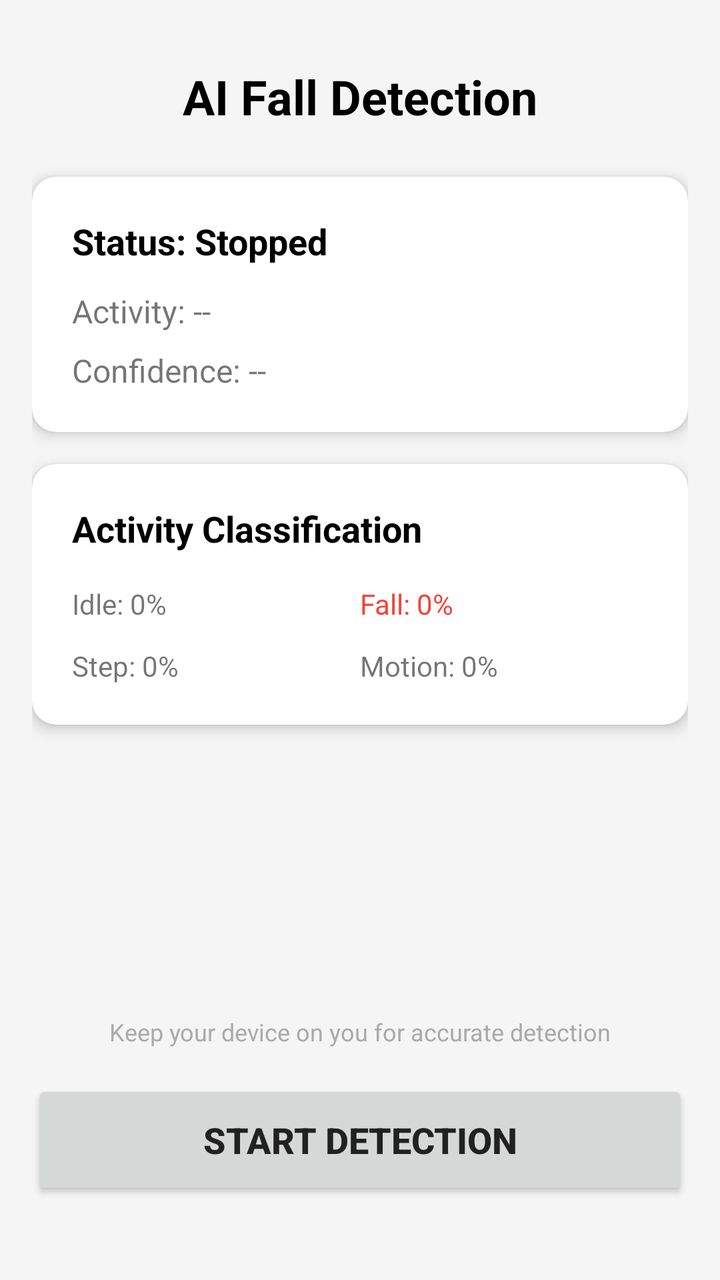
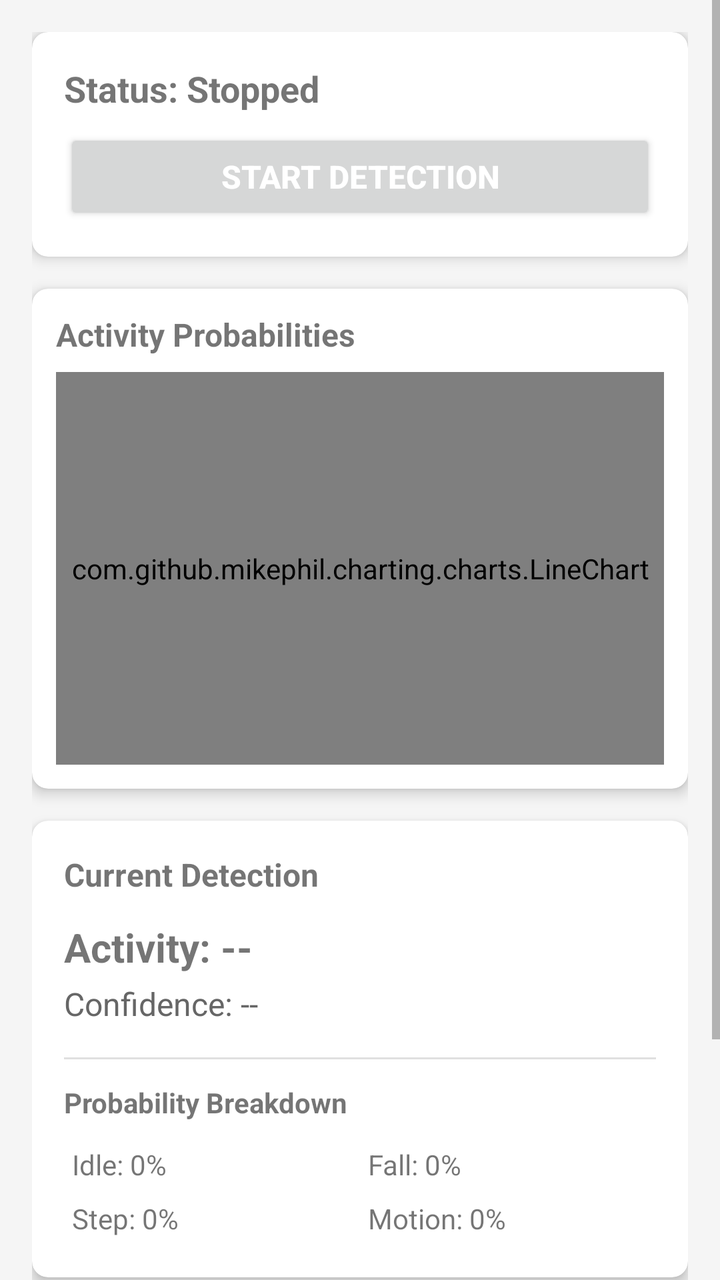

Two renders of the same Android screen: before a commit and after it. Below are the layout's source before the change and the commit's diff.
<!-- AndroidManifest.xml: application theme Theme.Sentinel -->
<!-- res/layout/activity_fall_detection.xml -->
<?xml version="1.0" encoding="utf-8"?>
<androidx.constraintlayout.widget.ConstraintLayout
    xmlns:android="http://schemas.android.com/apk/res/android"
    xmlns:app="http://schemas.android.com/apk/res-auto"
    android:layout_width="match_parent"
    android:layout_height="match_parent"
    android:padding="16dp"
    android:background="#F5F5F5">

    
    <TextView
        android:id="@+id/tv_fall_title"
        android:layout_width="wrap_content"
        android:layout_height="wrap_content"
        android:text="AI Fall Detection"
        android:textSize="24sp"
        android:textStyle="bold"
        android:textColor="@android:color/black"
        app:layout_constraintTop_toTopOf="parent"
        app:layout_constraintStart_toStartOf="parent"
        app:layout_constraintEnd_toEndOf="parent"
        android:layout_marginTop="16dp"/>

    
    <androidx.cardview.widget.CardView
        android:id="@+id/card_fall_status"
        android:layout_width="match_parent"
        android:layout_height="wrap_content"
        android:layout_marginTop="24dp"
        app:cardCornerRadius="12dp"
        app:cardElevation="4dp"
        app:layout_constraintTop_toBottomOf="@id/tv_fall_title">

        <LinearLayout
            android:layout_width="match_parent"
            android:layout_height="wrap_content"
            android:orientation="vertical"
            android:padding="20dp">

            <TextView
                android:id="@+id/tv_fall_status"
                android:layout_width="wrap_content"
                android:layout_height="wrap_content"
                android:text="Status: Stopped"
                android:textSize="18sp"
                android:textStyle="bold"
                android:textColor="@android:color/black"/>

            <TextView
                android:id="@+id/tv_fall_prediction"
                android:layout_width="wrap_content"
                android:layout_height="wrap_content"
                android:text="Activity: --"
                android:textSize="16sp"
                android:layout_marginTop="12dp"/>

            <TextView
                android:id="@+id/tv_fall_confidence"
                android:layout_width="wrap_content"
                android:layout_height="wrap_content"
                android:text="Confidence: --"
                android:textSize="16sp"
                android:layout_marginTop="8dp"/>

        </LinearLayout>

    </androidx.cardview.widget.CardView>

    
    <androidx.cardview.widget.CardView
        android:id="@+id/card_probabilities"
        android:layout_width="match_parent"
        android:layout_height="wrap_content"
        android:layout_marginTop="16dp"
        app:cardCornerRadius="12dp"
        app:cardElevation="4dp"
        app:layout_constraintTop_toBottomOf="@id/card_fall_status">

        <LinearLayout
            android:layout_width="match_parent"
            android:layout_height="wrap_content"
            android:orientation="vertical"
            android:padding="20dp">

            <TextView
                android:layout_width="wrap_content"
                android:layout_height="wrap_content"
                android:text="Activity Classification"
                android:textSize="18sp"
                android:textStyle="bold"
                android:textColor="@android:color/black"/>

            <LinearLayout
                android:layout_width="match_parent"
                android:layout_height="wrap_content"
                android:orientation="horizontal"
                android:layout_marginTop="16dp">

                <TextView
                    android:id="@+id/tv_idle_prob"
                    android:layout_width="0dp"
                    android:layout_height="wrap_content"
                    android:layout_weight="1"
                    android:text="Idle: 0%"
                    android:textSize="14sp"/>

                <TextView
                    android:id="@+id/tv_fall_prob"
                    android:layout_width="0dp"
                    android:layout_height="wrap_content"
                    android:layout_weight="1"
                    android:text="Fall: 0%"
                    android:textSize="14sp"
                    android:textColor="#F44336"/>

            </LinearLayout>

            <LinearLayout
                android:layout_width="match_parent"
                android:layout_height="wrap_content"
                android:orientation="horizontal"
                android:layout_marginTop="12dp">

                <TextView
                    android:id="@+id/tv_step_prob"
                    android:layout_width="0dp"
                    android:layout_height="wrap_content"
                    android:layout_weight="1"
                    android:text="Step: 0%"
                    android:textSize="14sp"/>

                <TextView
                    android:id="@+id/tv_motion_prob"
                    android:layout_width="0dp"
                    android:layout_height="wrap_content"
                    android:layout_weight="1"
                    android:text="Motion: 0%"
                    android:textSize="14sp"/>

            </LinearLayout>

        </LinearLayout>

    </androidx.cardview.widget.CardView>

    
    <TextView
        android:id="@+id/tv_fall_info"
        android:layout_width="wrap_content"
        android:layout_height="wrap_content"
        android:text="Keep your device on you for accurate detection"
        android:textSize="12sp"
        android:textColor="@android:color/darker_gray"
        android:gravity="center"
        app:layout_constraintBottom_toTopOf="@id/btn_fall_start_stop"
        app:layout_constraintStart_toStartOf="parent"
        app:layout_constraintEnd_toEndOf="parent"
        android:layout_marginBottom="16dp"/>

    
    <Button
        android:id="@+id/btn_fall_start_stop"
        android:layout_width="match_parent"
        android:layout_height="60dp"
        android:text="Start Detection"
        android:textSize="18sp"
        android:textStyle="bold"
        app:layout_constraintBottom_toBottomOf="parent"
        android:layout_marginBottom="24dp"/>

</androidx.constraintlayout.widget.ConstraintLayout>
<!-- resources referenced by this layout -->
<resources>
  <style name="Theme.Sentinel" parent="Base.Theme.Sentinel" />
  <style name="Base.Theme.Sentinel" parent="Theme.AppCompat.Light.DarkActionBar">
          
          <item name="colorPrimary">#1976D2</item>
          <item name="colorPrimaryDark">#1565C0</item>
          <item name="colorAccent">#42A5F5</item>
  
          
          <item name="android:statusBarColor">#1565C0</item>
  
          
          <item name="android:textColorPrimary">#212121</item>
          <item name="android:textColorSecondary">#757575</item>
      </style>
</resources>

<!-- the commit's change to res/layout/activity_fall_detection.xml (unified diff, before → after) -->
@@ -1,171 +1,225 @@
 <?xml version="1.0" encoding="utf-8"?>
-<androidx.constraintlayout.widget.ConstraintLayout
-    xmlns:android="http://schemas.android.com/apk/res/android"
+<ScrollView xmlns:android="http://schemas.android.com/apk/res/android"
     xmlns:app="http://schemas.android.com/apk/res-auto"
     android:layout_width="match_parent"
     android:layout_height="match_parent"
-    android:padding="16dp"
+    android:fillViewport="true"
     android:background="#F5F5F5">
 
-    
-    <TextView
-        android:id="@+id/tv_fall_title"
-        android:layout_width="wrap_content"
-        android:layout_height="wrap_content"
-        android:text="AI Fall Detection"
-        android:textSize="24sp"
-        android:textStyle="bold"
-        android:textColor="@android:color/black"
-        app:layout_constraintTop_toTopOf="parent"
-        app:layout_constraintStart_toStartOf="parent"
-        app:layout_constraintEnd_toEndOf="parent"
-        android:layout_marginTop="16dp"/>
-
-    
-    <androidx.cardview.widget.CardView
-        android:id="@+id/card_fall_status"
+    <LinearLayout
         android:layout_width="match_parent"
         android:layout_height="wrap_content"
-        android:layout_marginTop="24dp"
-        app:cardCornerRadius="12dp"
-        app:cardElevation="4dp"
-        app:layout_constraintTop_toBottomOf="@id/tv_fall_title">
-
-        <LinearLayout
+        android:orientation="vertical"
+        android:padding="16dp">
+
+        
+        <androidx.cardview.widget.CardView
             android:layout_width="match_parent"
             android:layout_height="wrap_content"
-            android:orientation="vertical"
-            android:padding="20dp">
-
-            <TextView
-                android:id="@+id/tv_fall_status"
-                android:layout_width="wrap_content"
+            android:layout_marginBottom="16dp"
+            app:cardCornerRadius="8dp"
+            app:cardElevation="4dp">
+
+            <LinearLayout
+                android:layout_width="match_parent"
                 android:layout_height="wrap_content"
-                android:text="Status: Stopped"
-                android:textSize="18sp"
-                android:textStyle="bold"
-                android:textColor="@android:color/black"/>
-
-            <TextView
-                android:id="@+id/tv_fall_prediction"
-                android:layout_width="wrap_content"
+                android:orientation="vertical"
+                android:padding="16dp">
+
+                <TextView
+                    android:id="@+id/tv_fall_status"
+                    android:layout_width="wrap_content"
+                    android:layout_height="wrap_content"
+                    android:text="Status: Stopped"
+                    android:textSize="18sp"
+                    android:textStyle="bold"
+                    android:layout_marginBottom="8dp" />
+
+                <Button
+                    android:id="@+id/btn_fall_start_stop"
+                    android:layout_width="match_parent"
+                    android:layout_height="wrap_content"
+                    android:text="Start Detection"
+                    android:textColor="@android:color/white"
+                    android:textSize="16sp"
+                    android:textStyle="bold"
+                    android:padding="12dp" />
+
+            </LinearLayout>
+        </androidx.cardview.widget.CardView>
+
+        
+        <androidx.cardview.widget.CardView
+            android:layout_width="match_parent"
+            android:layout_height="250dp"
+            android:layout_marginBottom="16dp"
+            app:cardCornerRadius="8dp"
+            app:cardElevation="4dp">
+
+            <LinearLayout
+                android:layout_width="match_parent"
+                android:layout_height="match_parent"
+                android:orientation="vertical"
+                android:padding="12dp">
+
+                <TextView
+                    android:layout_width="wrap_content"
+                    android:layout_height="wrap_content"
+                    android:text="Activity Probabilities"
+                    android:textSize="16sp"
+                    android:textStyle="bold"
+                    android:layout_marginBottom="8dp" />
+
+                <com.github.mikephil.charting.charts.LineChart
+                    android:id="@+id/chart_activity"
+                    android:layout_width="match_parent"
+                    android:layout_height="match_parent" />
+
+            </LinearLayout>
+        </androidx.cardview.widget.CardView>
+
+        
+        <androidx.cardview.widget.CardView
+            android:layout_width="match_parent"
+            android:layout_height="wrap_content"
+            android:layout_marginBottom="16dp"
+            app:cardCornerRadius="8dp"
+            app:cardElevation="4dp">
+
+            <LinearLayout
+                android:layout_width="match_parent"
                 android:layout_height="wrap_content"
-                android:text="Activity: --"
-                android:textSize="16sp"
-                android:layout_marginTop="12dp"/>
-
-            <TextView
-                android:id="@+id/tv_fall_confidence"
-                android:layout_width="wrap_content"
+                android:orientation="vertical"
+                android:padding="16dp">
+
+                <TextView
+                    android:layout_width="wrap_content"
+                    android:layout_height="wrap_content"
+                    android:text="Current Detection"
+                    android:textSize="16sp"
+                    android:textStyle="bold"
+                    android:layout_marginBottom="12dp" />
+
+                <TextView
+                    android:id="@+id/tv_fall_prediction"
+                    android:layout_width="wrap_content"
+                    android:layout_height="wrap_content"
+                    android:text="Activity: --"
+                    android:textSize="20sp"
+                    android:textStyle="bold"
+                    android:layout_marginBottom="4dp" />
+
+                <TextView
+                    android:id="@+id/tv_fall_confidence"
+                    android:layout_width="wrap_content"
+                    android:layout_height="wrap_content"
+                    android:text="Confidence: --"
+                    android:textSize="16sp"
+                    android:textColor="#666666"
+                    android:layout_marginBottom="16dp" />
+
+                <View
+                    android:layout_width="match_parent"
+                    android:layout_height="1dp"
+                    android:background="#E0E0E0"
+                    android:layout_marginBottom="12dp" />
+
+                <TextView
+                    android:layout_width="wrap_content"
+                    android:layout_height="wrap_content"
+                    android:text="Probability Breakdown"
+                    android:textSize="14sp"
+                    android:textStyle="bold"
+                    android:layout_marginBottom="8dp" />
+
+                <LinearLayout
+                    android:layout_width="match_parent"
+                    android:layout_height="wrap_content"
+                    android:orientation="horizontal"
+                    android:weightSum="2">
+
+                    <TextView
+                        android:id="@+id/tv_idle_prob"
+                        android:layout_width="0dp"
+                        android:layout_height="wrap_content"
+                        android:layout_weight="1"
+                        android:text="Idle: 0%"
+                        android:textSize="14sp"
+                        android:padding="4dp" />
+
+                    <TextView
+                        android:id="@+id/tv_fall_prob"
+                        android:layout_width="0dp"
+                        android:layout_height="wrap_content"
+                        android:layout_weight="1"
+                        android:text="Fall: 0%"
+                        android:textSize="14sp"
+                        android:padding="4dp" />
+
+                </LinearLayout>
+
+                <LinearLayout
+                    android:layout_width="match_parent"
+                    android:layout_height="wrap_content"
+                    android:orientation="horizontal"
+                    android:weightSum="2">
+
+                    <TextView
+                        android:id="@+id/tv_step_prob"
+                        android:layout_width="0dp"
+                        android:layout_height="wrap_content"
+                        android:layout_weight="1"
+                        android:text="Step: 0%"
+                        android:textSize="14sp"
+                        android:padding="4dp" />
+
+                    <TextView
+                        android:id="@+id/tv_motion_prob"
+                        android:layout_width="0dp"
+                        android:layout_height="wrap_content"
+                        android:layout_weight="1"
+                        android:text="Motion: 0%"
+                        android:textSize="14sp"
+                        android:padding="4dp" />
+
+                </LinearLayout>
+
+            </LinearLayout>
+        </androidx.cardview.widget.CardView>
+
+        
+        <androidx.cardview.widget.CardView
+            android:layout_width="match_parent"
+            android:layout_height="wrap_content"
+            app:cardCornerRadius="8dp"
+            app:cardElevation="4dp"
+            app:cardBackgroundColor="#E3F2FD">
+
+            <LinearLayout
+                android:layout_width="match_parent"
                 android:layout_height="wrap_content"
-                android:text="Confidence: --"
-                android:textSize="16sp"
-                android:layout_marginTop="8dp"/>
-
-        </LinearLayout>
-
-    </androidx.cardview.widget.CardView>
-
-    
-    <androidx.cardview.widget.CardView
-        android:id="@+id/card_probabilities"
-        android:layout_width="match_parent"
-        android:layout_height="wrap_content"
-        android:layout_marginTop="16dp"
-        app:cardCornerRadius="12dp"
-        app:cardElevation="4dp"
-        app:layout_constraintTop_toBottomOf="@id/card_fall_status">
-
-        <LinearLayout
-            android:layout_width="match_parent"
-            android:layout_height="wrap_content"
-            android:orientation="vertical"
-            android:padding="20dp">
-
-            <TextView
-                android:layout_width="wrap_content"
-                android:layout_height="wrap_content"
-                android:text="Activity Classification"
-                android:textSize="18sp"
-                android:textStyle="bold"
-                android:textColor="@android:color/black"/>
-
-            <LinearLayout
-                android:layout_width="match_parent"
-                android:layout_height="wrap_content"
-                android:orientation="horizontal"
-                android:layout_marginTop="16dp">
-
-                <TextView
-                    android:id="@+id/tv_idle_prob"
-                    android:layout_width="0dp"
-                    android:layout_height="wrap_content"
-                    android:layout_weight="1"
-                    android:text="Idle: 0%"
-                    android:textSize="14sp"/>
-
-                <TextView
-                    android:id="@+id/tv_fall_prob"
-                    android:layout_width="0dp"
-                    android:layout_height="wrap_content"
-                    android:layout_weight="1"
-                    android:text="Fall: 0%"
+                android:orientation="vertical"
+                android:padding="16dp">
+
+                <TextView
+                    android:layout_width="wrap_content"
+                    android:layout_height="wrap_content"
+                    android:text="ℹ️ About Fall Detection"
                     android:textSize="14sp"
-                    android:textColor="#F44336"/>
-
-            </LinearLayout>
-
-            <LinearLayout
-                android:layout_width="match_parent"
-                android:layout_height="wrap_content"
-                android:orientation="horizontal"
-                android:layout_marginTop="12dp">
-
-                <TextView
-                    android:id="@+id/tv_step_prob"
-                    android:layout_width="0dp"
-                    android:layout_height="wrap_content"
-                    android:layout_weight="1"
-                    android:text="Step: 0%"
-                    android:textSize="14sp"/>
-
-                <TextView
-                    android:id="@+id/tv_motion_prob"
-                    android:layout_width="0dp"
-                    android:layout_height="wrap_content"
-                    android:layout_weight="1"
-                    android:text="Motion: 0%"
-                    android:textSize="14sp"/>
-
-            </LinearLayout>
-
-        </LinearLayout>
-
-    </androidx.cardview.widget.CardView>
-
-    
-    <TextView
-        android:id="@+id/tv_fall_info"
-        android:layout_width="wrap_content"
-        android:layout_height="wrap_content"
-        android:text="Keep your device on you for accurate detection"
-        android:textSize="12sp"
-        android:textColor="@android:color/darker_gray"
-        android:gravity="center"
-        app:layout_constraintBottom_toTopOf="@id/btn_fall_start_stop"
-        app:layout_constraintStart_toStartOf="parent"
-        app:layout_constraintEnd_toEndOf="parent"
-        android:layout_marginBottom="16dp"/>
-
-    
-    <Button
-        android:id="@+id/btn_fall_start_stop"
-        android:layout_width="match_parent"
-        android:layout_height="60dp"
-        android:text="Start Detection"
-        android:textSize="18sp"
-        android:textStyle="bold"
-        app:layout_constraintBottom_toBottomOf="parent"
-        android:layout_marginBottom="24dp"/>
-
-</androidx.constraintlayout.widget.ConstraintLayout>
+                    android:textStyle="bold"
+                    android:textColor="#1976D2"
+                    android:layout_marginBottom="8dp" />
+
+                <TextView
+                    android:layout_width="wrap_content"
+                    android:layout_height="wrap_content"
+                    android:text="The system continuously monitors your movement patterns using device sensors. If a fall is detected with high confidence, you'll receive an alert with options to dismiss or send an emergency notification."
+                    android:textSize="12sp"
+                    android:textColor="#555555" />
+
+            </LinearLayout>
+        </androidx.cardview.widget.CardView>
+
+    </LinearLayout>
+
+</ScrollView>
